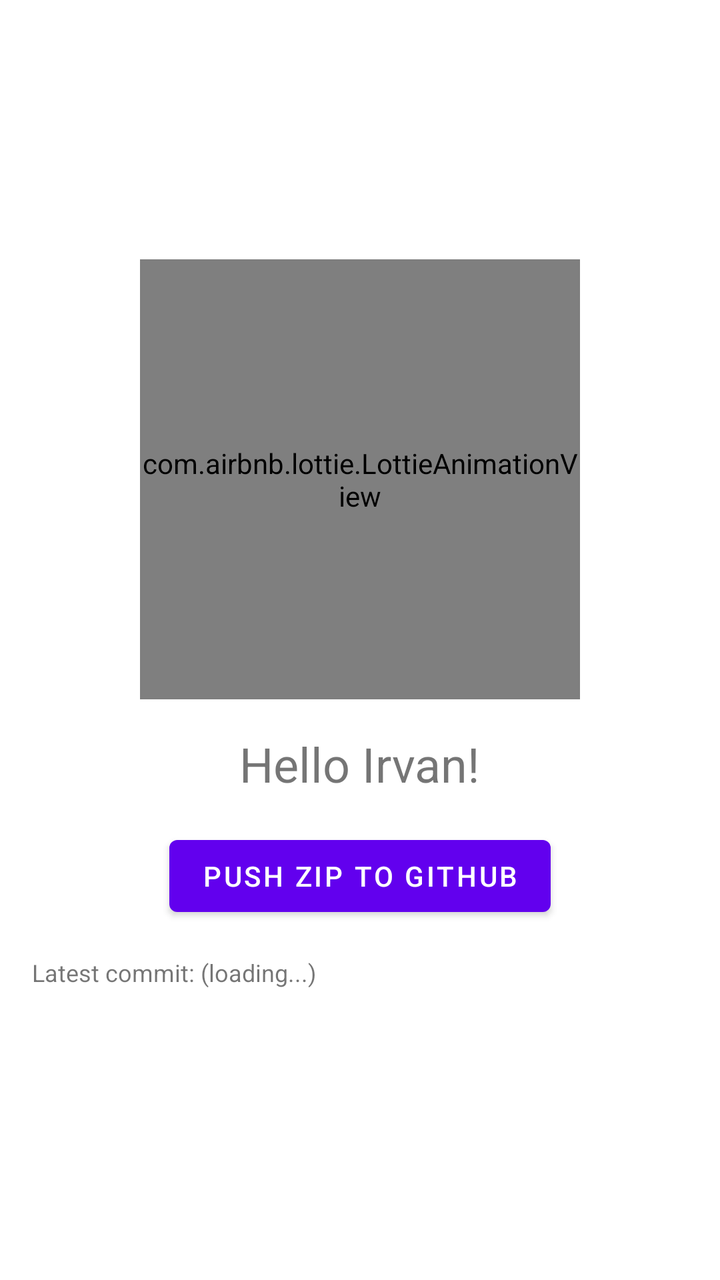
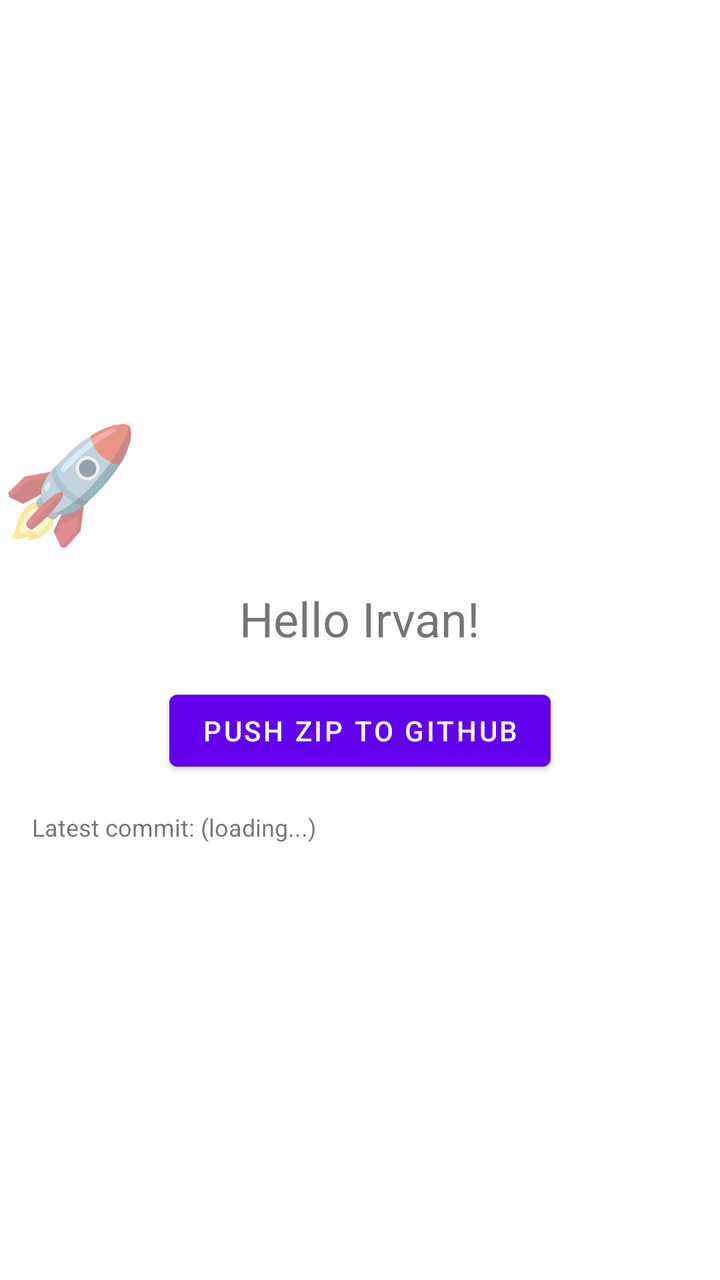

An Android layout rendered at two revisions. The XML below is the earlier revision; the diff shows what the commit changed to produce the second picture.
<!-- AndroidManifest.xml: application theme Theme.HelloWorldAndroid -->
<!-- res/layout/activity_main.xml -->
<?xml version="1.0" encoding="utf-8"?>
<androidx.constraintlayout.widget.ConstraintLayout xmlns:android="http://schemas.android.com/apk/res/android"
    xmlns:app="http://schemas.android.com/apk/res-auto"
    xmlns:tools="http://schemas.android.com/tools"
    android:layout_width="match_parent"
    android:layout_height="match_parent"
    tools:context=".MainActivity">

    <com.airbnb.lottie.LottieAnimationView
        android:id="@+id/lottie"
        android:layout_width="220dp"
        android:layout_height="220dp"
        app:lottie_autoPlay="true"
        app:lottie_loop="true"
        app:lottie_rawRes="@raw/pulse"
        app:layout_constraintBottom_toTopOf="@id/helloText"
        app:layout_constraintEnd_toEndOf="parent"
        app:layout_constraintStart_toStartOf="parent"
        app:layout_constraintTop_toTopOf="parent"
        app:layout_constraintVertical_chainStyle="packed" />

    <TextView
        android:id="@+id/helloText"
        android:layout_width="wrap_content"
        android:layout_height="wrap_content"
        android:text="Hello Irvan!"
        android:textSize="24sp"
        android:layout_marginTop="16dp"
        app:layout_constraintBottom_toTopOf="@id/pushButton"
        app:layout_constraintEnd_toEndOf="parent"
        app:layout_constraintStart_toStartOf="parent"
        app:layout_constraintTop_toBottomOf="@id/lottie" />

    <Button
        android:id="@+id/pushButton"
        android:layout_width="wrap_content"
        android:layout_height="wrap_content"
        android:layout_marginTop="16dp"
        android:text="Push ZIP to GitHub"
        app:layout_constraintBottom_toTopOf="@id/commitText"
        app:layout_constraintEnd_toEndOf="parent"
        app:layout_constraintStart_toStartOf="parent"
        app:layout_constraintTop_toBottomOf="@id/helloText" />

    <TextView
        android:id="@+id/commitText"
        android:layout_width="0dp"
        android:layout_height="wrap_content"
        android:layout_margin="16dp"
        android:text="Latest commit: (loading...)"
        android:textSize="12sp"
        app:layout_constraintBottom_toBottomOf="parent"
        app:layout_constraintEnd_toEndOf="parent"
        app:layout_constraintStart_toStartOf="parent"
        app:layout_constraintTop_toBottomOf="@id/pushButton" />

</androidx.constraintlayout.widget.ConstraintLayout>
<!-- resources referenced by this layout -->
<resources>
  <style name="Theme.HelloWorldAndroid" parent="Theme.MaterialComponents.DayNight.NoActionBar">
          
      </style>
</resources>

<!-- the commit's change to res/layout/activity_main.xml (unified diff, before → after) -->
@@ -6,15 +6,13 @@
     android:layout_height="match_parent"
     tools:context=".MainActivity">
 
-    <com.airbnb.lottie.LottieAnimationView
-        android:id="@+id/lottie"
-        android:layout_width="220dp"
-        android:layout_height="220dp"
-        app:lottie_autoPlay="true"
-        app:lottie_loop="true"
-        app:lottie_rawRes="@raw/pulse"
+    <TextView
+        android:id="@+id/rocket"
+        android:layout_width="wrap_content"
+        android:layout_height="wrap_content"
+        android:text="🚀"
+        android:textSize="56sp"
         app:layout_constraintBottom_toTopOf="@id/helloText"
-        app:layout_constraintEnd_toEndOf="parent"
         app:layout_constraintStart_toStartOf="parent"
         app:layout_constraintTop_toTopOf="parent"
         app:layout_constraintVertical_chainStyle="packed" />
@@ -29,7 +27,7 @@
         app:layout_constraintBottom_toTopOf="@id/pushButton"
         app:layout_constraintEnd_toEndOf="parent"
         app:layout_constraintStart_toStartOf="parent"
-        app:layout_constraintTop_toBottomOf="@id/lottie" />
+        app:layout_constraintTop_toBottomOf="@id/rocket" />
 
     <Button
         android:id="@+id/pushButton"
